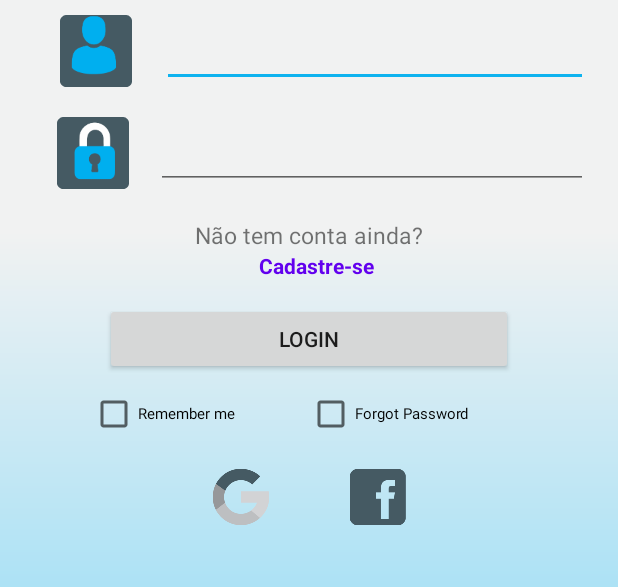
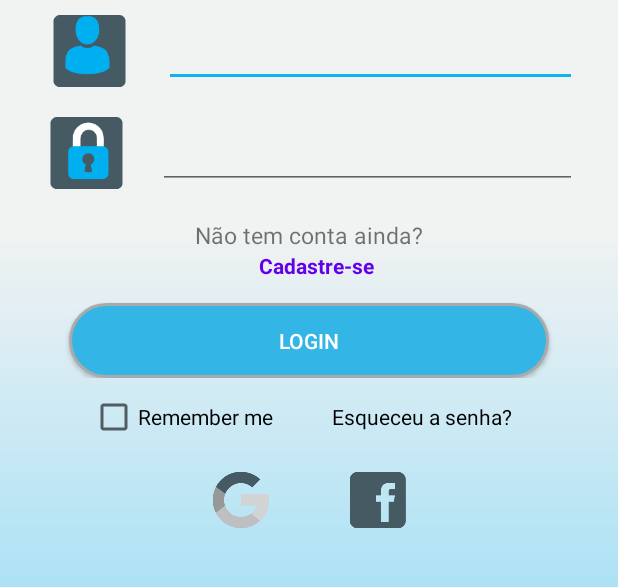
Before and after one commit to CassianoPersil/MUB3, an Android app: the screen it shows after launch (MainActivity), on a phone screen of 412 x 824 dp, the part 429-1016 px from its top. Run offline under Robolectric (Android 15) with nearby library versions, the phone set to English and light mode, and no system bars.

Commit message:
Alteração na tela de Login

```diff
--- /dev/null
+++ b/app/src/main/res/drawable/botao_customizado.xml
@@ -0,0 +1,18 @@
+<?xml version="1.0" encoding="utf-8"?>
+<shape xmlns:android="http://schemas.android.com/apk/res/android"
+    android:shape="rectangle"
+    >
+
+    <corners
+        android:radius="30dp"
+        />
+
+    <solid
+        android:color="@android:color/holo_blue_light"
+        />
+
+    <stroke
+        android:width="2dp"
+        android:color="@android:color/darker_gray"
+        />
+</shape>
--- a/app/src/main/res/layout/activity_main.xml
+++ b/app/src/main/res/layout/activity_main.xml
@@ -19,7 +19,7 @@
             android:orientation="horizontal">
 
             <ImageView
-                android:id="@+id/imageView"
+                android:id="@+id/imLogo"
                 android:layout_width="wrap_content"
                 android:layout_height="230dp"
                 android:layout_weight="1"
@@ -38,6 +38,7 @@
                 android:id="@+id/imLogin"
                 android:layout_width="18dp"
                 android:layout_height="match_parent"
+                android:layout_marginRight="10dp"
                 android:layout_weight="1"
                 android:contentDescription="TODO"
                 app:srcCompat="@mipmap/ic_user" />
@@ -46,6 +47,7 @@
                 android:id="@+id/ctEmail"
                 android:layout_width="wrap_content"
                 android:layout_height="match_parent"
+                android:layout_marginRight="7dp"
                 android:layout_weight="1"
                 android:ems="10"
                 android:inputType="textEmailAddress"
@@ -64,6 +66,7 @@
                 android:id="@+id/imImagem"
                 android:layout_width="15px"
                 android:layout_height="wrap_content"
+                android:layout_marginRight="10dp"
                 android:layout_weight="1"
                 app:srcCompat="@mipmap/ic_key" />
 
@@ -71,6 +74,7 @@
                 android:id="@+id/ctSenha"
                 android:layout_width="wrap_content"
                 android:layout_height="match_parent"
+                android:layout_marginRight="7dp"
                 android:layout_weight="1"
                 android:ems="10"
                 android:inputType="textPassword"
@@ -96,7 +100,7 @@
                 android:textSize="15sp" />
 
             <TextView
-                android:id="@+id/textView"
+                android:id="@+id/ctCadastar"
                 android:layout_width="wrap_content"
                 android:layout_height="wrap_content"
                 android:layout_marginLeft="5dp"
@@ -117,14 +121,16 @@
 
             <Button
                 android:id="@+id/btLogar"
-                android:layout_width="match_parent"
-                android:layout_height="wrap_content"
+                android:layout_width="320dp"
+                android:layout_height="50dp"
+                android:layout_gravity="center"
                 android:layout_marginLeft="50dp"
                 android:layout_marginTop="15dp"
                 android:layout_marginRight="50dp"
-                android:text="LOGIN"
 
-                />
+                android:background="@drawable/botao_customizado"
+                android:text="@string/textoBotao"
+                android:textColor="@color/textoBotao" />
         </LinearLayout>
 
         <LinearLayout
@@ -137,22 +143,24 @@
             android:orientation="horizontal">
 
             <CheckBox
-                android:id="@+id/checkBox"
+                android:id="@+id/ctLembre-me"
                 android:layout_width="117dp"
                 android:layout_height="wrap_content"
+                android:layout_marginRight="10dp"
                 android:layout_weight="1"
                 android:text="Remember me"
                 android:textColorLink="@color/design_default_color_primary"
-                android:textSize="10sp" />
+                android:textSize="14sp" />
 
-            <CheckBox
-                android:id="@+id/checkBox2"
-                android:layout_width="118dp"
+            <TextView
+                android:id="@+id/ctEsqueceuSenha"
+                android:layout_width="wrap_content"
                 android:layout_height="wrap_content"
+                android:layout_marginLeft="25dp"
                 android:layout_weight="1"
-                android:text="Forgot Password"
-                android:textColorLink="@color/design_default_color_primary"
-                android:textSize="10sp" />
+                android:text="@string/EsquceuSenha"
+                android:textColor="@android:color/primary_text_light_nodisable" />
+
         </LinearLayout>
 
         <LinearLayout
@@ -163,7 +171,7 @@
             android:orientation="horizontal">
 
             <ImageButton
-                android:id="@+id/imageButton"
+                android:id="@+id/imGoogle"
                 android:layout_width="15sp"
                 android:layout_height="wrap_content"
                 android:layout_weight="1"
@@ -174,7 +182,7 @@
                 app:srcCompat="@mipmap/ic_google_fore" />
 
             <ImageButton
-                android:id="@+id/imageButton2"
+                android:id="@+id/imFacebook"
                 android:layout_width="15sp"
                 android:layout_height="wrap_content"
                 android:layout_weight="1"
--- a/app/src/main/res/layout/nav_header_menu_principal.xml
+++ b/app/src/main/res/layout/nav_header_menu_principal.xml
@@ -13,7 +13,7 @@
     android:theme="@style/ThemeOverlay.AppCompat.Dark">
 
     <ImageView
-        android:id="@+id/imageView"
+        android:id="@+id/imLogo"
         android:layout_width="wrap_content"
         android:layout_height="wrap_content"
         android:contentDescription="@string/nav_header_desc"
@@ -29,7 +29,7 @@
         android:textStyle="normal" />
 
     <TextView
-        android:id="@+id/textView"
+        android:id="@+id/ctCadastar"
         android:layout_width="wrap_content"
         android:layout_height="wrap_content"
         android:text="@string/nav_header_subtitle" />
--- a/app/src/main/res/values/colors.xml
+++ b/app/src/main/res/values/colors.xml
@@ -4,4 +4,6 @@
     <color name="colorPrimaryDark">#0EB3EF</color>
     <color name="colorAccent">#0EB3EF</color>
     <color name="colorBotao">#3ACD50</color>
+    <color name="contornoBotao">#e3e1dc</color>
+    <color name="textoBotao">#FFFFFF</color>
 </resources>
--- a/app/src/main/res/values/strings.xml
+++ b/app/src/main/res/values/strings.xml
@@ -18,4 +18,6 @@
         <item>Sinalização Incorreta</item>
     </string-array>
     <string name="title_activity_menu_pincipal">MenuPrincipal</string>
+    <string name="EsquceuSenha">Esqueceu a senha?</string>
+    <string name="textoBotao">Login</string>
 </resources>
```
